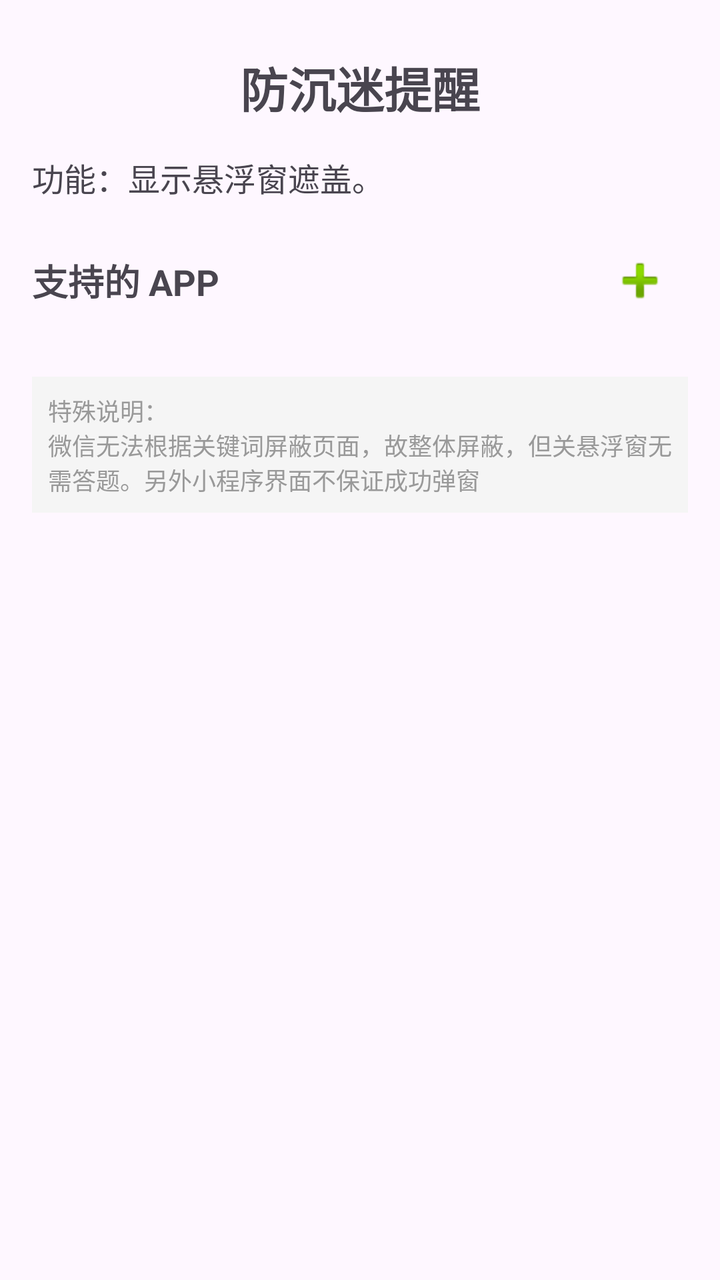
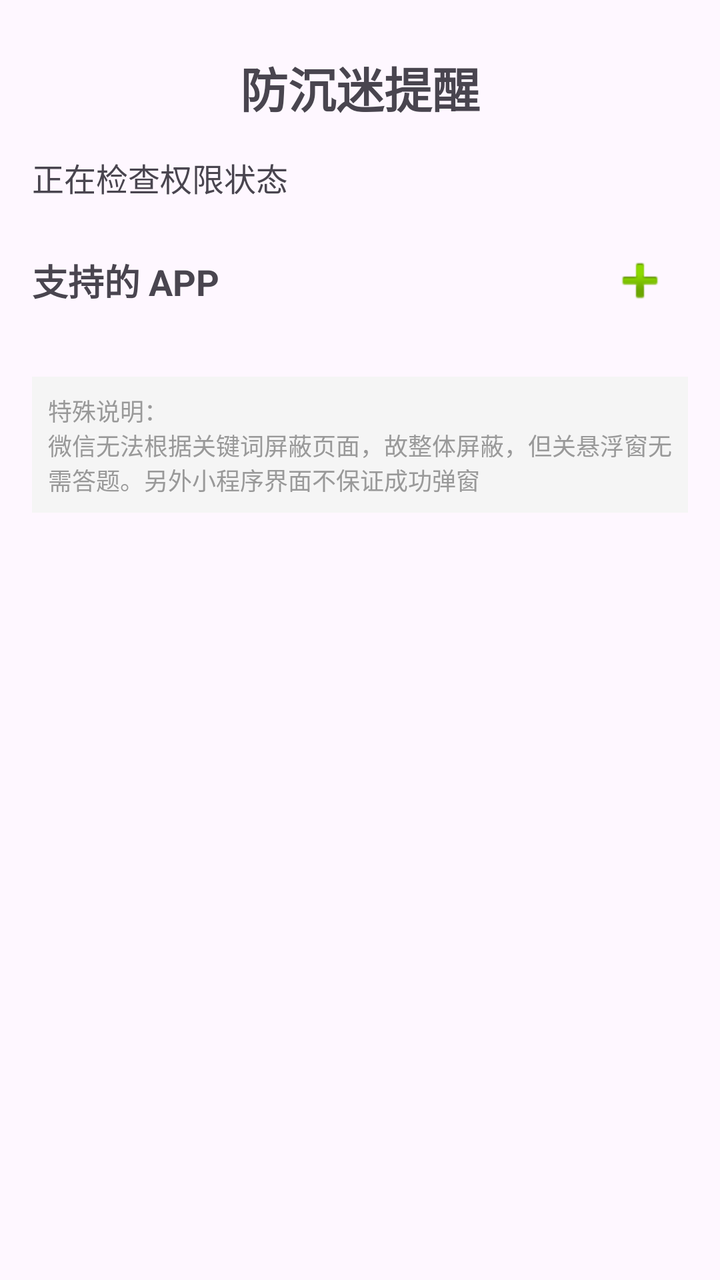

Two renders of the same Android screen: before a commit and after it. Below are the layout's source before the change and the commit's diff.
<!-- AndroidManifest.xml: application theme Theme.Basic -->
<!-- res/layout/fragment_home.xml -->
<?xml version="1.0" encoding="utf-8"?>
<ScrollView xmlns:android="http://schemas.android.com/apk/res/android"
    xmlns:app="http://schemas.android.com/apk/res-auto"
    android:layout_width="match_parent"
    android:layout_height="match_parent"
    android:fillViewport="true">

    <androidx.constraintlayout.widget.ConstraintLayout
        android:layout_width="match_parent"
        android:layout_height="wrap_content"
        android:paddingStart="16dp"
        android:paddingEnd="16dp"
        android:paddingTop="16dp"
        android:paddingBottom="16dp">

        <TextView
            android:id="@+id/tv_title"
            android:layout_width="wrap_content"
            android:layout_height="wrap_content"
            android:text="防沉迷提醒"
            android:layout_marginTop="10dp"
            android:layout_marginBottom="16dp"
            android:textSize="24sp"
            android:textStyle="bold"
            app:layout_constraintBottom_toTopOf="@+id/tv_description"
            app:layout_constraintEnd_toEndOf="parent"
            app:layout_constraintStart_toStartOf="parent"
            app:layout_constraintTop_toTopOf="parent"
            app:layout_constraintVertical_chainStyle="packed" />

        <TextView
            android:id="@+id/tv_description"
            android:layout_width="0dp"
            android:layout_height="wrap_content"
            android:layout_marginTop="16dp"
            android:text="功能：显示悬浮窗遮盖。"
            android:textAlignment="viewStart"
            android:textSize="16sp"
            app:layout_constraintBottom_toTopOf="@+id/tv_apps_subtitle"
            app:layout_constraintEnd_toEndOf="parent"
            app:layout_constraintStart_toStartOf="parent"
            app:layout_constraintTop_toBottomOf="@+id/tv_title" />

        <LinearLayout
            android:id="@+id/ll_apps_header"
            android:layout_width="0dp"
            android:layout_height="wrap_content"
            android:layout_marginTop="16dp"
            android:orientation="horizontal"
            android:gravity="center_vertical"
            app:layout_constraintEnd_toEndOf="parent"
            app:layout_constraintStart_toStartOf="parent"
            app:layout_constraintTop_toBottomOf="@id/tv_description">

            <TextView
                android:id="@+id/tv_apps_subtitle"
                android:layout_width="0dp"
                android:layout_height="wrap_content"
                android:layout_weight="1"
                android:text="支持的 APP"
                android:textSize="18sp"
                android:textStyle="bold" />

            <ImageButton
                android:id="@+id/btn_add_app"
                android:layout_width="48dp"
                android:layout_height="48dp"
                android:background="?attr/selectableItemBackgroundBorderless"
                android:src="@android:drawable/ic_input_add"
                android:contentDescription="添加 APP"
                android:scaleType="centerInside" />

        </LinearLayout>

        <androidx.recyclerview.widget.RecyclerView
            android:id="@+id/rv_app_cards"
            android:layout_width="0dp"
            android:layout_height="wrap_content"
            android:layout_marginTop="8dp"
            android:layout_marginBottom="8dp"
            android:nestedScrollingEnabled="false"
            app:layout_constraintEnd_toEndOf="parent"
            app:layout_constraintStart_toStartOf="parent"
            app:layout_constraintTop_toBottomOf="@+id/ll_apps_header"
            app:layout_constraintBottom_toTopOf="@+id/tv_remark" />

        <TextView
            android:id="@+id/tv_remark"
            android:layout_width="0dp"
            android:layout_height="wrap_content"
            android:layout_marginTop="16dp"
            android:text="特殊说明：\n微信无法根据关键词屏蔽页面，故整体屏蔽，但关悬浮窗无需答题。另外小程序界面不保证成功弹窗"
            android:textSize="12sp"
            android:textColor="#999999"
            android:gravity="left"
            android:padding="8dp"
            android:background="#F5F5F5"
            app:layout_constraintEnd_toEndOf="parent"
            app:layout_constraintStart_toStartOf="parent"
            app:layout_constraintTop_toBottomOf="@+id/rv_app_cards" />

    </androidx.constraintlayout.widget.ConstraintLayout>

</ScrollView>
<!-- resources referenced by this layout -->
<resources>
  <style name="Theme.Basic" parent="Base.Theme.Basic" />
  <style name="Base.Theme.Basic" parent="Theme.Material3.DayNight.NoActionBar">
          
          
      </style>
</resources>

<!-- the commit's change to res/layout/fragment_home.xml (unified diff, before → after) -->
@@ -33,7 +33,7 @@
             android:layout_width="0dp"
             android:layout_height="wrap_content"
             android:layout_marginTop="16dp"
-            android:text="功能：显示悬浮窗遮盖。"
+            android:text="正在检查权限状态"
             android:textAlignment="viewStart"
             android:textSize="16sp"
             app:layout_constraintBottom_toTopOf="@+id/tv_apps_subtitle"
